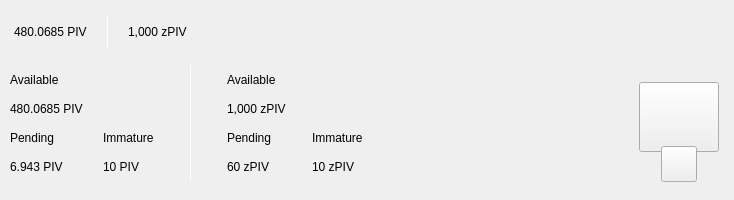
Old version of the form src/qt/pivx/forms/topbar.ui in the repository Pirontechv/Bitchain.
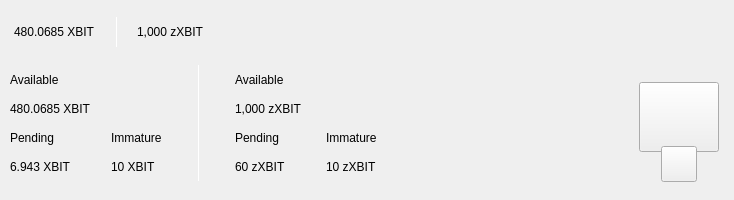
New version of the form. Custom widgets are drawn as their Qt base class.

What changed in the file:
```diff
--- a/src/qt/pivx/forms/topbar.ui
+++ b/src/qt/pivx/forms/topbar.ui
@@ -119,7 +119,7 @@
                <string notr="true">padding:0px;margin:0px;</string>
               </property>
               <property name="text">
-               <string>480.0685 PIV</string>
+               <string>480.0685 XBIT</string>
               </property>
              </widget>
             </item>
@@ -188,7 +188,7 @@
                </size>
               </property>
               <property name="text">
-               <string>1,000 zPIV</string>
+               <string>1,000 zXBIT</string>
               </property>
              </widget>
             </item>
@@ -388,7 +388,7 @@
                <item>
                 <widget class="QLabel" name="labelAmountPiv">
                  <property name="text">
-                  <string>480.0685 PIV</string>
+                  <string>480.0685 XBIT</string>
                  </property>
                 </widget>
                </item>
@@ -411,7 +411,7 @@
                  <item>
                   <widget class="QLabel" name="labelPendingPiv">
                    <property name="text">
-                    <string>6.943 PIV</string>
+                    <string>6.943 XBIT</string>
                    </property>
                   </widget>
                  </item>
@@ -445,7 +445,7 @@
                  <item>
                   <widget class="QLabel" name="labelImmaturePiv">
                    <property name="text">
-                    <string>10 PIV</string>
+                    <string>10 XBIT</string>
                    </property>
                   </widget>
                  </item>
@@ -499,7 +499,7 @@
                <item>
                 <widget class="QLabel" name="labelAmountzPiv">
                  <property name="text">
-                  <string>1,000 zPIV</string>
+                  <string>1,000 zXBIT</string>
                  </property>
                 </widget>
                </item>
@@ -522,7 +522,7 @@
                  <item>
                   <widget class="QLabel" name="labelPendingzPiv">
                    <property name="text">
-                    <string>60 zPIV</string>
+                    <string>60 zXBIT</string>
                    </property>
                   </widget>
                  </item>
@@ -556,7 +556,7 @@
                  <item>
                   <widget class="QLabel" name="labelImmaturezPiv">
                    <property name="text">
-                    <string>10 zPIV</string>
+                    <string>10 zXBIT</string>
                    </property>
                   </widget>
                  </item>
```
Left out of the diff: 16 changed lines with no effect on the pictures.
